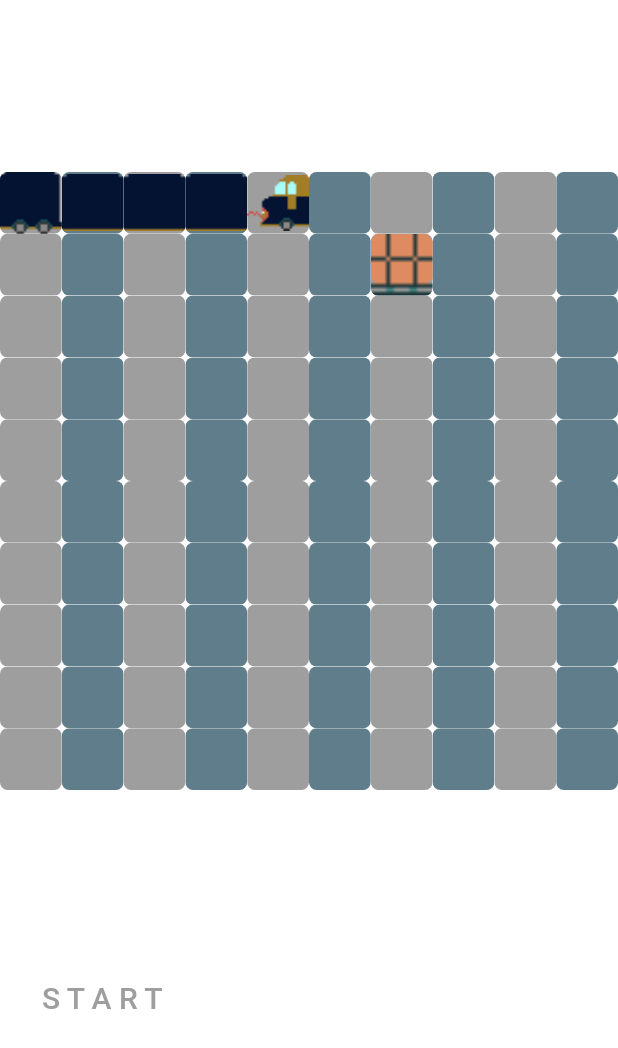
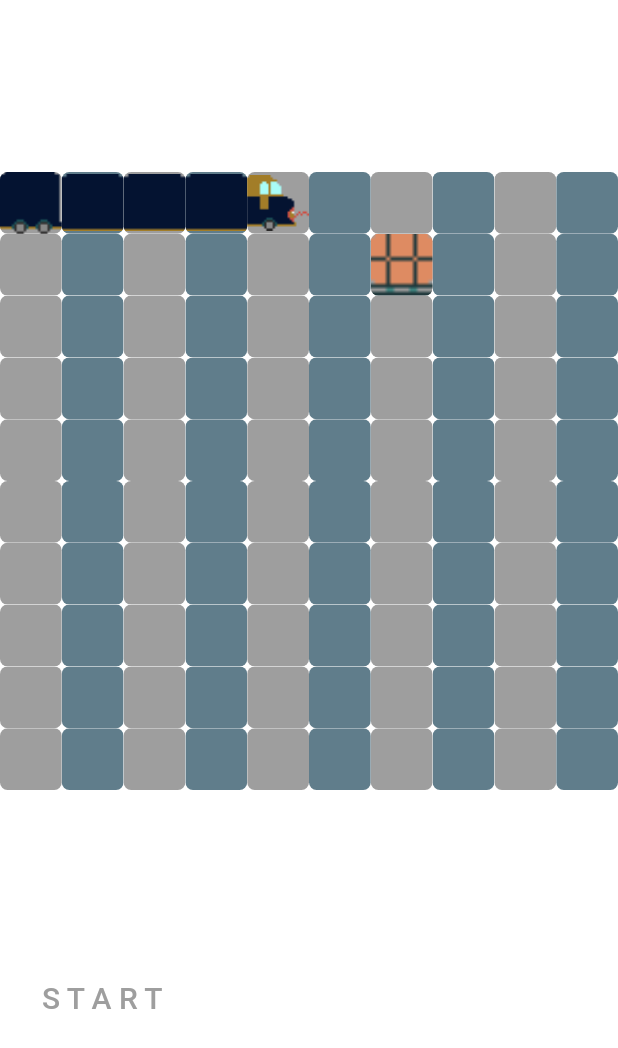
Before and after one commit to MatyasK/snaake, a Flutter app: the screen it shows after launch, on a phone screen of 412 x 824 dp. Shown: the top 1048 px of the screen. Run offline on Flutter 3.47's test engine with Material 2 defaults, Android fonts, the phone set to English and light mode, and no system bars.

Commit message:
Added orientation

```diff
--- a/lib/board.dart
+++ b/lib/board.dart
@@ -1,4 +1,7 @@
+import 'dart:math';
+
 import 'package:flutter/material.dart';
+import 'package:snaake/snake.dart';
 
 class BoardTile extends StatelessWidget {
   const BoardTile({
@@ -6,56 +9,13 @@ class BoardTile extends StatelessWidget {
     required this.isOdd,
     required this.index,
     required this.boardTileType,
+    required this.direction,
   });
 
   final bool isOdd;
   final int index;
+  final SnakeDirection direction;
   final BoardTileType boardTileType;
-
-  static BoardTile createTile({
-    required List<int> snakePosition,
-    required int index,
-    required int food,
-  }) {
-    if (snakePosition.contains(index)) {
-      // Check if this is the head of snake
-      if (index == snakePosition.last) {
-        return BoardTile(
-          isOdd: index.isOdd,
-          boardTileType: BoardTileType.snakeHead,
-          index: index,
-        );
-      }
-
-      // Check if this is the tail of snake
-      if (index == snakePosition.first) {
-        return BoardTile(
-          isOdd: index.isOdd,
-          boardTileType: BoardTileType.snakeTail,
-          index: index,
-        );
-      }
-
-      return BoardTile(
-        isOdd: index.isOdd,
-        boardTileType: BoardTileType.snakeBody,
-        index: index,
-      );
-    }
-
-    if (index == food) {
-      return BoardTile(
-        isOdd: index.isOdd,
-        boardTileType: BoardTileType.food,
-        index: index,
-      );
-    }
-    return BoardTile(
-      isOdd: index.isOdd,
-      boardTileType: BoardTileType.empty,
-      index: index,
-    );
-  }
 
   @override
   Widget build(BuildContext context) {
@@ -65,12 +25,14 @@ class BoardTile extends StatelessWidget {
         child: Container(
           color: isOdd ? Colors.blueGrey : Colors.grey,
           child: boardTileType.isElement
+              ? (boardTileType != BoardTileType.snakeHead)
                   ? Image.asset(
                       boardTileType.assetPath,
                       height: 100,
                       width: 100,
                       fit: BoxFit.contain,
                     )
+                  : _createSnakeHead(type: boardTileType, direction: direction)
               : const SizedBox(
                   height: 100,
                   width: 100,
@@ -79,6 +41,36 @@ class BoardTile extends StatelessWidget {
       ),
     );
   }
+
+  Widget _createSnakeHead({required BoardTileType type, required SnakeDirection direction}) {
+    return Transform(
+      alignment: FractionalOffset.center,
+      transform: _getMatrix(direction: direction),
+      child: Image.asset(
+        type.assetPath,
+        height: 100,
+        width: 100,
+        fit: BoxFit.contain,
+      ),
+    );
+  }
+
+  Matrix4 _getMatrix({required SnakeDirection direction}) {
+    if (direction.isDown) {
+      return Matrix4.rotationZ(270 * pi / 180);
+    }
+    if (direction.isUp) {
+      return Matrix4.rotationZ(pi / 2);
+    }
+    if (direction.isRight) {
+      return Matrix4.rotationY(pi);
+    }
+    return Matrix4.rotationY(pi * 180);
+  } /*
+  SnakeDirection.up() : transform =
+  SnakeDirection.down() : transform =
+  SnakeDirection.left() : transform =  Matrix4.rotationY(pi * 180);
+  SnakeDirection.right() : transform =*/
 }
 
 enum BoardTileType {
@@ -92,3 +84,49 @@ enum BoardTileType {
   final String assetPath;
   const BoardTileType(this.isElement, this.assetPath);
 }
+
+BoardTile createTile({
+  required List<int> snakePosition,
+  required int index,
+  required int food,
+  required SnakeDirection direction,
+}) {
+  if (snakePosition.contains(index)) {
+    // Check if this is the head of snake
+    if (index == snakePosition.last) {
+      return BoardTile(
+        isOdd: index.isOdd,
+        boardTileType: BoardTileType.snakeHead,
+        index: index, direction: direction,
+      );
+    }
+
+    // Check if this is the tail of snake
+    if (index == snakePosition.first) {
+      return BoardTile(
+        isOdd: index.isOdd,
+        boardTileType: BoardTileType.snakeTail,
+        index: index, direction: direction,
+      );
+    }
+
+    return BoardTile(
+      isOdd: index.isOdd,
+      boardTileType: BoardTileType.snakeBody,
+      index: index, direction: direction,
+    );
+  }
+
+  if (index == food) {
+    return BoardTile(
+      isOdd: index.isOdd,
+      boardTileType: BoardTileType.food,
+      index: index, direction: direction,
+    );
+  }
+  return BoardTile(
+    isOdd: index.isOdd,
+    boardTileType: BoardTileType.empty,
+    index: index, direction: direction,
+  );
+}
--- a/lib/main.dart
+++ b/lib/main.dart
@@ -169,10 +169,11 @@ class _HomePageState extends State<HomePage> {
                         const SliverGridDelegateWithFixedCrossAxisCount(
                       crossAxisCount: Consts.rowCount,
                     ),
-                    itemBuilder: (context, index) => BoardTile.createTile(
+                    itemBuilder: (context, index) => createTile(
                       snakePosition: snakePosition,
                       index: index,
-                      food: food
+                      food: food,
+                      direction: direction
                     ),
                   ),
                 ),
--- a/lib/snake.dart
+++ b/lib/snake.dart
@@ -1,8 +1,9 @@
+
 enum SnakeDirection {
   up,
   down,
   left,
-  right,
+  right;
 }
 
 extension SnakeDirectionText on SnakeDirection {
--- a/lib/utils/consts.dart
+++ b/lib/utils/consts.dart
@@ -1,6 +1,6 @@
+
 class Consts {
   static const int numberOfSquares = 100;
   static const int rowCount = 10;
   static const int columnCount = 10;
-
 }
```
Lines whose indentation alone changed are shown as unchanged.
